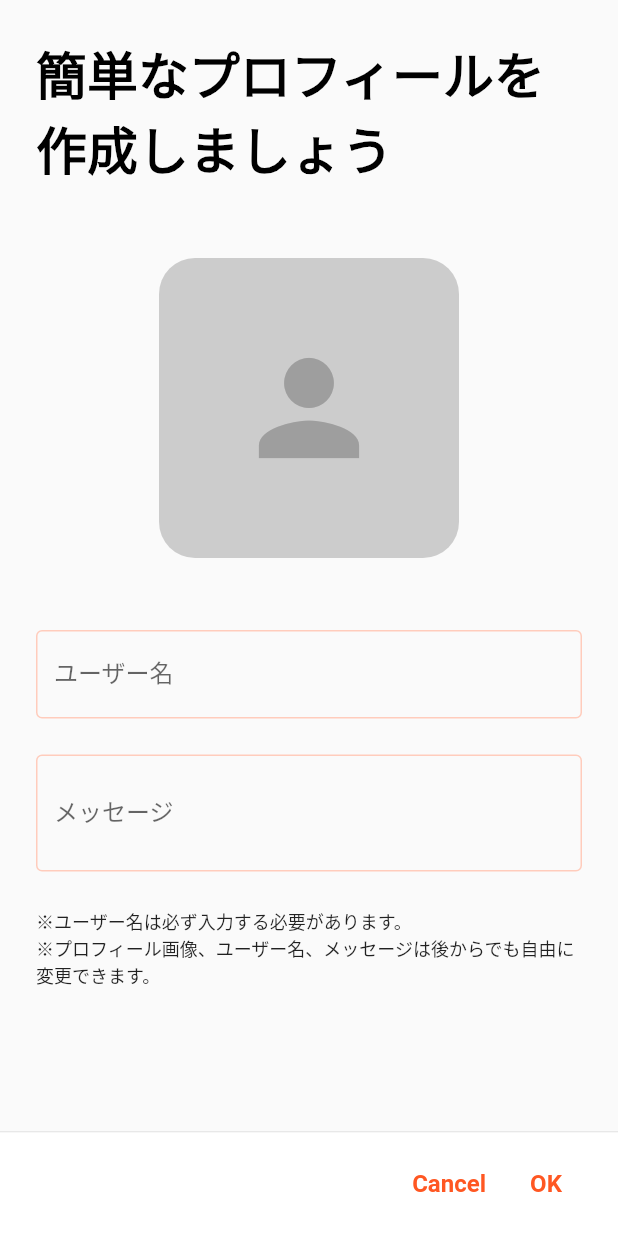
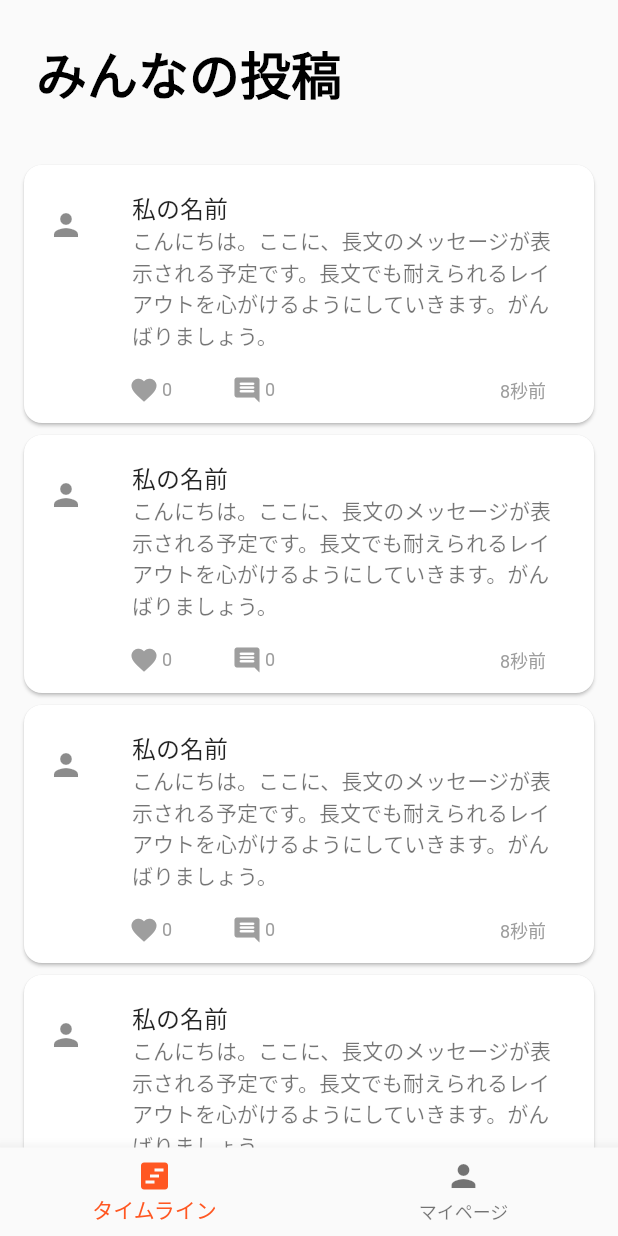
Before and after one commit to akihiro-n/chat-app, a Flutter app: the CreateProfileScreen screen opened directly, after a tap on "OK", on a phone screen of 412 x 824 dp. Run offline on Flutter 3.47's test engine with Material 2 defaults, Android fonts, the phone set to English and light mode, and no system bars; our stand-ins replace firebase_core, hooks_riverpod; accounts and stored records are empty.

Commit message:
タイムライン用のデザインのベースを作成

```diff
--- a/lib/create_profile_screen.dart
+++ b/lib/create_profile_screen.dart
@@ -1,7 +1,5 @@
+import 'package:chat_app/home_screen.dart';
 import 'package:flutter/material.dart';
-import 'package:flutter/services.dart';
-import 'package:flutter/src/foundation/key.dart';
-import 'package:flutter/src/widgets/framework.dart';
 import 'package:hooks_riverpod/hooks_riverpod.dart';
 
 class CreateProfileScreen extends ConsumerStatefulWidget {
@@ -14,7 +12,6 @@ class CreateProfileScreen extends ConsumerStatefulWidget {
 }
 
 class _CreateProfileScreenState extends ConsumerState<CreateProfileScreen> {
-
   @override
   Widget build(BuildContext context) {
     return Scaffold(
@@ -33,9 +30,10 @@ class _CreateProfileScreenState extends ConsumerState<CreateProfileScreen> {
                       child: Text(
                         "簡単なプロフィールを作成しましょう",
                         style: TextStyle(
-                            color: Colors.black,
-                            fontSize: 34,
-                            fontWeight: FontWeight.w900),
+                          color: Colors.black,
+                          fontSize: 34,
+                          fontWeight: FontWeight.w900,
+                        ),
                       ),
                     ),
                     const SizedBox(
@@ -132,11 +130,10 @@ class _CreateProfileScreenState extends ConsumerState<CreateProfileScreen> {
                     ),
                     const Align(
                       alignment: Alignment.topLeft,
-
                       child: Padding(
                         padding: EdgeInsets.symmetric(horizontal: 24),
                         child: Text(
-                            "※プロフィール画像、ユーザー名、メッセージは後からでも自由に変更できます。",
+                          "※プロフィール画像、ユーザー名、メッセージは後からでも自由に変更できます。",
                           style: TextStyle(fontSize: 12),
                         ),
                       ),
@@ -147,7 +144,6 @@ class _CreateProfileScreenState extends ConsumerState<CreateProfileScreen> {
               ),
             ),
           ),
-
           Align(
             alignment: Alignment.bottomCenter,
             child: SizedBox(
@@ -181,7 +177,14 @@ class _CreateProfileScreenState extends ConsumerState<CreateProfileScreen> {
                           ),
                         ),
                         TextButton(
-                          onPressed: () {},
+                          onPressed: () {
+                            Navigator.push(
+                              context,
+                              MaterialPageRoute(
+                                builder: (context) => const HomeScreen(),
+                              ),
+                            );
+                          },
                           child: const Text(
                             "OK",
                             style: TextStyle(
--- /dev/null
+++ b/lib/home_screen.dart
@@ -0,0 +1,39 @@
+import 'package:chat_app/timeline_screen.dart';
+import 'package:flutter/material.dart';
+import 'package:hooks_riverpod/hooks_riverpod.dart';
+
+class HomeScreen extends ConsumerStatefulWidget {
+  const HomeScreen({Key? key}) : super(key: key);
+
+  @override
+  ConsumerState<ConsumerStatefulWidget> createState() {
+    // TODO: implement createState
+    return _HomeScreenState();
+  }
+}
+
+class _HomeScreenState extends ConsumerState<HomeScreen> {
+  static final List<Widget> _pages = [const TimelineScreen(), const Text("")];
+
+  final int _currentPagePosition = 0;
+
+  @override
+  Widget build(BuildContext context) {
+    // TODO: implement build
+    return Scaffold(
+      body: SafeArea(child: _pages[_currentPagePosition]),
+      bottomNavigationBar: BottomNavigationBar(
+        items: const [
+          BottomNavigationBarItem(
+            icon: Icon(Icons.view_timeline),
+            label: "タイムライン",
+          ),
+          BottomNavigationBarItem(
+            icon: Icon(Icons.person),
+            label: "マイページ",
+          ),
+        ],
+      ),
+    );
+  }
+}
--- /dev/null
+++ b/lib/timeline_screen.dart
@@ -0,0 +1,407 @@
+import 'package:flutter/material.dart';
+import 'package:hooks_riverpod/hooks_riverpod.dart';
+
+class TimelineScreen extends ConsumerStatefulWidget {
+  const TimelineScreen({Key? key}) : super(key: key);
+
+  @override
+  ConsumerState<ConsumerStatefulWidget> createState() {
+    // TODO: implement createState
+    return _TimelineScreenState();
+  }
+}
+
+class _TimelineScreenState extends ConsumerState<TimelineScreen> {
+  @override
+  Widget build(BuildContext context) {
+    // TODO: implement build
+    return Scaffold(
+      body: SingleChildScrollView(
+        child: Column(
+          children: [
+            const SizedBox(
+              height: 24,
+            ),
+            const Align(
+              alignment: Alignment.topLeft,
+              child: Padding(
+                padding: EdgeInsets.symmetric(horizontal: 24),
+                child: Text(
+                  "みんなの投稿",
+                  style: TextStyle(
+                    color: Colors.black,
+                    fontSize: 34,
+                    fontWeight: FontWeight.w900,
+                  ),
+                ),
+              ),
+            ),
+            const SizedBox(
+              height: 32,
+            ),
+            Padding(
+              padding: const EdgeInsets.symmetric(horizontal: 12),
+              child: Card(
+                elevation: 1,
+                shape: RoundedRectangleBorder(
+                    borderRadius: BorderRadius.circular(12)),
+                child: Column(
+                  children: [
+                    const SizedBox(
+                      height: 12,
+                    ),
+                    const ListTile(
+                      leading: Icon(Icons.person),
+                      title: Text("私の名前"),
+                      subtitle: Text(
+                        "こんにちは。ここに、長文のメッセージが表示される予定です。長文でも耐えられるレイアウトを心がけるようにしていきます。がんばりましょう。",
+                      ),
+                    ),
+                    const SizedBox(
+                      height: 12,
+                    ),
+                    Row(
+                      children: const [
+                        SizedBox(
+                          width: 70,
+                        ),
+                        Icon(
+                          Icons.favorite,
+                          size: 20,
+                          color: Colors.grey,
+                        ),
+                        SizedBox(
+                          width: 2,
+                        ),
+                        Text(
+                          "0",
+                          style: TextStyle(fontSize: 12, color: Colors.grey),
+                        ),
+                        SizedBox(
+                          width: 40,
+                        ),
+                        Icon(
+                          Icons.comment_rounded,
+                          size: 20,
+                          color: Colors.grey,
+                        ),
+                        SizedBox(
+                          width: 2,
+                        ),
+                        Text(
+                          "0",
+                          style: TextStyle(fontSize: 12, color: Colors.grey),
+                        ),
+                        Spacer(
+                          flex: 1,
+                        ),
+                        Text(
+                          "8秒前",
+                          style: TextStyle(fontSize: 12, color: Colors.grey),
+                        ),
+                        SizedBox(
+                          width: 32,
+                        ),
+                      ],
+                    ),
+                    const SizedBox(
+                      height: 12,
+                    ),
+                  ],
+                ),
+              ),
+            ),
+            Padding(
+              padding: const EdgeInsets.symmetric(horizontal: 12),
+              child: Card(
+                elevation: 1,
+                shape: RoundedRectangleBorder(
+                    borderRadius: BorderRadius.circular(12)),
+                child: Column(
+                  children: [
+                    const SizedBox(
+                      height: 12,
+                    ),
+                    const ListTile(
+                      leading: Icon(Icons.person),
+                      title: Text("私の名前"),
+                      subtitle: Text(
+                        "こんにちは。ここに、長文のメッセージが表示される予定です。長文でも耐えられるレイアウトを心がけるようにしていきます。がんばりましょう。",
+                      ),
+                    ),
+                    const SizedBox(
+                      height: 12,
+                    ),
+                    Row(
+                      children: const [
+                        SizedBox(
+                          width: 70,
+                        ),
+                        Icon(
+                          Icons.favorite,
+                          size: 20,
+                          color: Colors.grey,
+                        ),
+                        SizedBox(
+                          width: 2,
+                        ),
+                        Text(
+                          "0",
+                          style: TextStyle(fontSize: 12, color: Colors.grey),
+                        ),
+                        SizedBox(
+                          width: 40,
+                        ),
+                        Icon(
+                          Icons.comment_rounded,
+                          size: 20,
+                          color: Colors.grey,
+                        ),
+                        SizedBox(
+                          width: 2,
+                        ),
+                        Text(
+                          "0",
+                          style: TextStyle(fontSize: 12, color: Colors.grey),
+                        ),
+                        Spacer(
+                          flex: 1,
+                        ),
+                        Text(
+                          "8秒前",
+                          style: TextStyle(fontSize: 12, color: Colors.grey),
+                        ),
+                        SizedBox(
+                          width: 32,
+                        ),
+                      ],
+                    ),
+                    const SizedBox(
+                      height: 12,
+                    ),
+                  ],
+                ),
+              ),
+            ),
+            Padding(
+              padding: const EdgeInsets.symmetric(horizontal: 12),
+              child: Card(
+                elevation: 1,
+                shape: RoundedRectangleBorder(
+                    borderRadius: BorderRadius.circular(12)),
+                child: Column(
+                  children: [
+                    const SizedBox(
+                      height: 12,
+                    ),
+                    const ListTile(
+                      leading: Icon(Icons.person),
+                      title: Text("私の名前"),
+                      subtitle: Text(
+                        "こんにちは。ここに、長文のメッセージが表示される予定です。長文でも耐えられるレイアウトを心がけるようにしていきます。がんばりましょう。",
+                      ),
+                    ),
+                    const SizedBox(
+                      height: 12,
+                    ),
+                    Row(
+                      children: const [
+                        SizedBox(
+                          width: 70,
+                        ),
+                        Icon(
+                          Icons.favorite,
+                          size: 20,
+                          color: Colors.grey,
+                        ),
+                        SizedBox(
+                          width: 2,
+                        ),
+                        Text(
+                          "0",
+                          style: TextStyle(fontSize: 12, color: Colors.grey),
+                        ),
+                        SizedBox(
+                          width: 40,
+                        ),
+                        Icon(
+                          Icons.comment_rounded,
+                          size: 20,
+                          color: Colors.grey,
+                        ),
+                        SizedBox(
+                          width: 2,
+                        ),
+                        Text(
+                          "0",
+                          style: TextStyle(fontSize: 12, color: Colors.grey),
+                        ),
+                        Spacer(
+                          flex: 1,
+                        ),
+                        Text(
+                          "8秒前",
+                          style: TextStyle(fontSize: 12, color: Colors.grey),
+                        ),
+                        SizedBox(
+                          width: 32,
+                        ),
+                      ],
+                    ),
+                    const SizedBox(
+                      height: 12,
+                    ),
+                  ],
+                ),
+              ),
+            ),
+            Padding(
+              padding: const EdgeInsets.symmetric(horizontal: 12),
+              child: Card(
+                elevation: 1,
+                shape: RoundedRectangleBorder(
+                    borderRadius: BorderRadius.circular(12)),
+                child: Column(
+                  children: [
+                    const SizedBox(
+                      height: 12,
+                    ),
+                    const ListTile(
+                      leading: Icon(Icons.person),
+                      title: Text("私の名前"),
+                      subtitle: Text(
+                        "こんにちは。ここに、長文のメッセージが表示される予定です。長文でも耐えられるレイアウトを心がけるようにしていきます。がんばりましょう。",
+                      ),
+                    ),
+                    const SizedBox(
+                      height: 12,
+                    ),
+                    Row(
+                      children: const [
+                        SizedBox(
+                          width: 70,
+                        ),
+                        Icon(
+                          Icons.favorite,
+                          size: 20,
+                          color: Colors.grey,
+                        ),
+                        SizedBox(
+                          width: 2,
+                        ),
+                        Text(
+                          "0",
+                          style: TextStyle(fontSize: 12, color: Colors.grey),
+                        ),
+                        SizedBox(
+                          width: 40,
+                        ),
+                        Icon(
+                          Icons.comment_rounded,
+                          size: 20,
+                          color: Colors.grey,
+                        ),
+                        SizedBox(
+                          width: 2,
+                        ),
+                        Text(
+                          "0",
+                          style: TextStyle(fontSize: 12, color: Colors.grey),
+                        ),
+                        Spacer(
+                          flex: 1,
+                        ),
+                        Text(
+                          "8秒前",
+                          style: TextStyle(fontSize: 12, color: Colors.grey),
+                        ),
+                        SizedBox(
+                          width: 32,
+                        ),
+                      ],
+                    ),
+                    const SizedBox(
+                      height: 12,
+                    ),
+                  ],
+                ),
+              ),
+            ),
+            Padding(
+              padding: const EdgeInsets.symmetric(horizontal: 12),
+              child: Card(
+                elevation: 1,
+                shape: RoundedRectangleBorder(
+                    borderRadius: BorderRadius.circular(12)),
+                child: Column(
+                  children: [
+                    const SizedBox(
+                      height: 12,
+                    ),
+                    const ListTile(
+                      leading: Icon(Icons.person),
+                      title: Text("私の名前"),
+                      subtitle: Text(
+                        "こんにちは。ここに、長文のメッセージが表示される予定です。長文でも耐えられるレイアウトを心がけるようにしていきます。がんばりましょう。",
+                      ),
+                    ),
+                    const SizedBox(
+                      height: 12,
+                    ),
+                    Row(
+                      children: const [
+                        SizedBox(
+                          width: 70,
+                        ),
+                        Icon(
+                          Icons.favorite,
+                          size: 20,
+                          color: Colors.grey,
+                        ),
+                        SizedBox(
+                          width: 2,
+                        ),
+                        Text(
+                          "0",
+                          style: TextStyle(fontSize: 12, color: Colors.grey),
+                        ),
+                        SizedBox(
+                          width: 40,
+                        ),
+                        Icon(
+                          Icons.comment_rounded,
+                          size: 20,
+                          color: Colors.grey,
+                        ),
+                        SizedBox(
+                          width: 2,
+                        ),
+                        Text(
+                          "0",
+                          style: TextStyle(fontSize: 12, color: Colors.grey),
+                        ),
+                        Spacer(
+                          flex: 1,
+                        ),
+                        Text(
+                          "8秒前",
+                          style: TextStyle(fontSize: 12, color: Colors.grey),
+                        ),
+                        SizedBox(
+                          width: 32,
+                        ),
+                      ],
+                    ),
+                    const SizedBox(
+                      height: 12,
+                    ),
+                  ],
+                ),
+              ),
+            )
+          ],
+        ),
+      ),
+    );
+  }
+}
```
